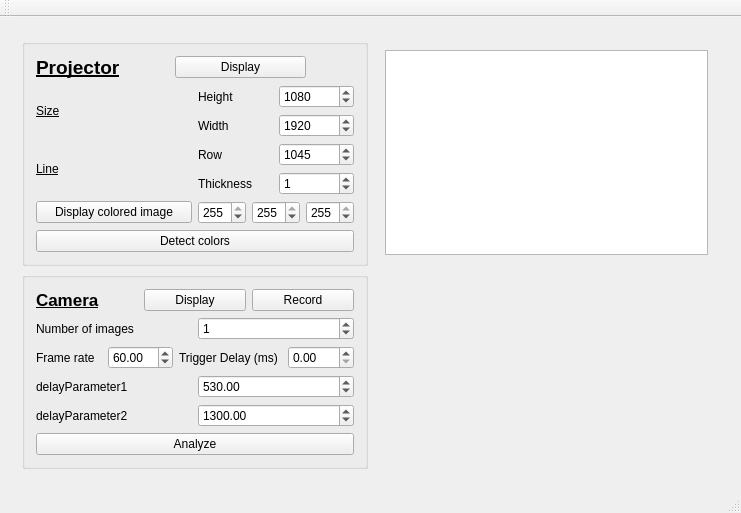
Old version of the form form/MainWindow.ui in the repository KitwareMedical/AnatomicAugmentedRealityProjector.
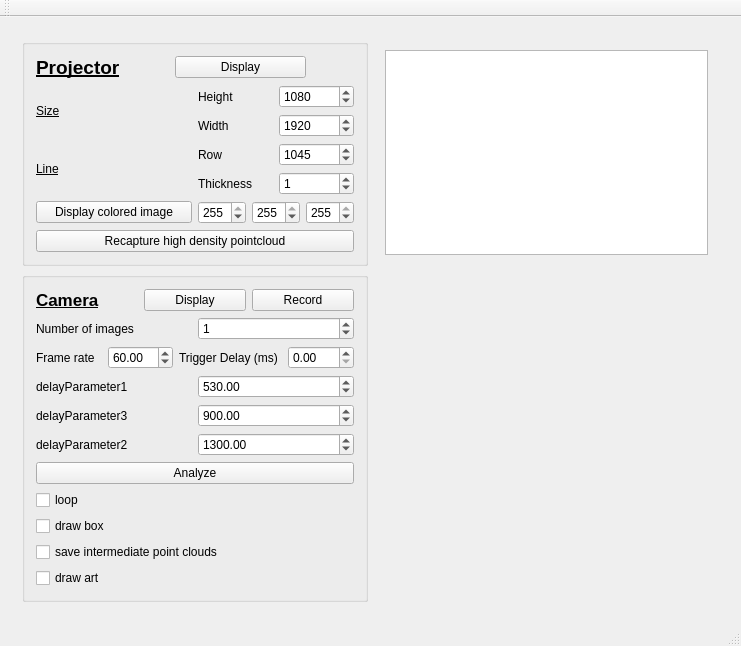
New version of the form.

Commit message: ENH: Add "art" checkbox to project a circle on the detected position of the probe

Diff of the .ui file:
```diff
--- a/form/MainWindow.ui
+++ b/form/MainWindow.ui
@@ -290,7 +290,7 @@
           <item>
            <widget class="QPushButton" name="detect_colors">
             <property name="text">
-             <string>Detect colors</string>
+             <string>Recapture high density pointcloud</string>
             </property>
            </widget>
           </item>
@@ -442,6 +442,28 @@
                </item>
              </layout>
            </item>
+           <item>
+             <layout class="QHBoxLayout" name="horizontalLayout_132">
+               <item>
+                 <widget class="QLabel" name="labe3l">
+                   <property name="text">
+                     <string>delayParameter3 </string>
+                   </property>
+                 </widget>
+               </item>
+               <item>
+                 <widget class="QDoubleSpinBox" name="delayParameter3">
+
+                   <property name="maximum">
+                     <double>1500</double>
+                   </property>
+                   <property name="value">
+                     <double>900</double>
+                   </property>
+                 </widget>
+               </item>
+             </layout>
+           </item>
            <item>
              <layout class="QHBoxLayout" name="horizontalLayout_21">
                <item>
@@ -473,6 +495,34 @@
             </property>
            </widget>
           </item>
+           <item>
+             <widget class="QCheckBox" name="loop">
+               <property name="text">
+                 <string>loop</string>
+               </property>
+             </widget>
+           </item>
+           <item>
+             <widget class="QCheckBox" name="drawBox">
+               <property name="text">
+                 <string>draw box</string>
+               </property>
+             </widget>
+           </item>
+           <item>
+             <widget class="QCheckBox" name="savePointClouds">
+               <property name="text">
+                 <string>save intermediate point clouds</string>
+               </property>
+             </widget>
+           </item>
+           <item>
+             <widget class="QCheckBox" name="drawArt">
+               <property name="text">
+                 <string>draw art</string>
+               </property>
+             </widget>
+           </item>
          </layout>
         </widget>
        </item>
```
The commit also changes 2 other files.
